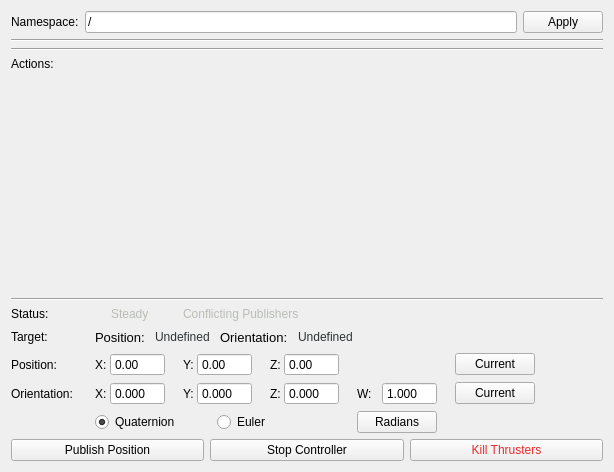
Qt form resource/ControllersPlugin.ui (osu-uwrt/riptide_rqt_plugins) before a commit.
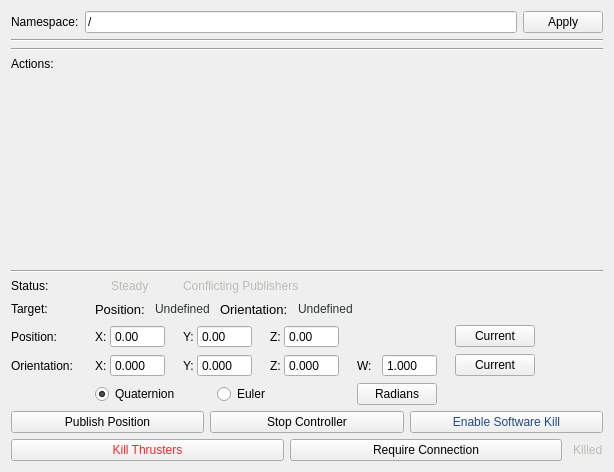
The same form after that commit.

Commit message: Fix kill switch implementation

```diff
--- a/resource/ControllersPlugin.ui
+++ b/resource/ControllersPlugin.ui
@@ -686,6 +686,24 @@
         </widget>
        </item>
        <item>
+        <widget class="QPushButton" name="softwareKillEnableButton">
+         <property name="styleSheet">
+          <string notr="true">QPushButton{ color:rgb(32, 74, 135) }
+QPushButton:disabled{ color: rgb(114, 159, 207) }</string>
+         </property>
+         <property name="text">
+          <string>Enable Software Kill</string>
+         </property>
+         <property name="checkable">
+          <bool>true</bool>
+         </property>
+        </widget>
+       </item>
+      </layout>
+     </item>
+     <item>
+      <layout class="QHBoxLayout" name="softwareKillGroupLayout">
+       <item>
         <widget class="QPushButton" name="softwareKillButton">
          <property name="enabled">
           <bool>true</bool>
@@ -705,6 +723,35 @@
          </property>
         </widget>
        </item>
+       <item>
+        <widget class="QPushButton" name="softwareKillRequirePingButton">
+         <property name="text">
+          <string>Require Connection</string>
+         </property>
+         <property name="checkable">
+          <bool>true</bool>
+         </property>
+        </widget>
+       </item>
+       <item>
+        <widget class="QLabel" name="killedLabel">
+         <property name="sizePolicy">
+          <sizepolicy hsizetype="Maximum" vsizetype="Preferred">
+           <horstretch>0</horstretch>
+           <verstretch>0</verstretch>
+          </sizepolicy>
+         </property>
+         <property name="styleSheet">
+          <string notr="true">QLabel{ color: rgb(186, 189, 182) }</string>
+         </property>
+         <property name="text">
+          <string>Killed</string>
+         </property>
+         <property name="indent">
+          <number>5</number>
+         </property>
+        </widget>
+       </item>
       </layout>
      </item>
     </layout>
```
Left out of the diff: 1 changed line with no effect on the pictures. The commit also changes 2 other files.
